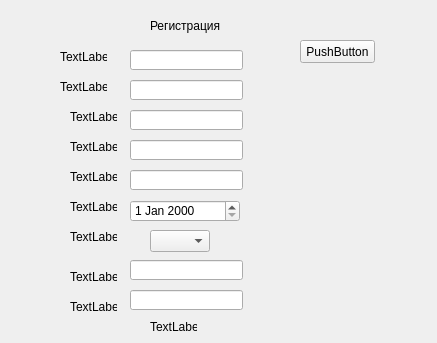
This is interface/Windows/registration.ui in mylifeaslana/Intellectual-testing-system as Qt 5 draws it before an edit. The edited form follows.
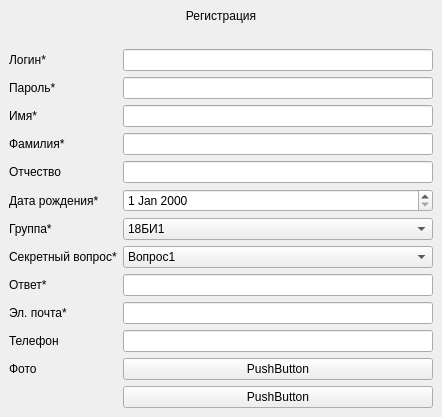
This is the edited form.

```diff
--- a/interface/Windows/registration.ui
+++ b/interface/Windows/registration.ui
@@ -6,260 +6,197 @@
    <rect>
     <x>0</x>
     <y>0</y>
-    <width>437</width>
-    <height>343</height>
+    <width>442</width>
+    <height>402</height>
    </rect>
   </property>
   <property name="windowTitle">
    <string>MainWindow</string>
   </property>
   <widget class="QWidget" name="centralwidget">
+   <layout class="QFormLayout" name="formLayout">
+    <item row="0" column="0" colspan="2">
    <widget class="QLabel" name="label">
-    <property name="geometry">
-     <rect>
-      <x>150</x>
-      <y>10</y>
-      <width>141</width>
-      <height>31</height>
-     </rect>
+      <property name="styleSheet">
+       <string notr="true">font: 14pt &quot;MS Shell Dlg 2&quot;;</string>
     </property>
     <property name="text">
      <string>Регистрация</string>
     </property>
-   </widget>
-   <widget class="QLineEdit" name="lineEdit">
-    <property name="geometry">
-     <rect>
-      <x>130</x>
-      <y>50</y>
-      <width>113</width>
-      <height>20</height>
-     </rect>
-    </property>
-   </widget>
-   <widget class="QLineEdit" name="lineEdit_2">
-    <property name="geometry">
-     <rect>
-      <x>130</x>
-      <y>80</y>
-      <width>113</width>
-      <height>20</height>
-     </rect>
-    </property>
-   </widget>
-   <widget class="QLineEdit" name="lineEdit_3">
-    <property name="geometry">
-     <rect>
-      <x>130</x>
-      <y>110</y>
-      <width>113</width>
-      <height>20</height>
-     </rect>
-    </property>
-   </widget>
-   <widget class="QLineEdit" name="lineEdit_4">
-    <property name="geometry">
-     <rect>
-      <x>130</x>
-      <y>140</y>
-      <width>113</width>
-      <height>20</height>
-     </rect>
-    </property>
-   </widget>
-   <widget class="QLineEdit" name="lineEdit_5">
-    <property name="geometry">
-     <rect>
-      <x>130</x>
-      <y>170</y>
-      <width>113</width>
-      <height>20</height>
-     </rect>
-    </property>
-   </widget>
-   <widget class="QDateEdit" name="dateEdit">
-    <property name="geometry">
-     <rect>
-      <x>130</x>
-      <y>200</y>
-      <width>110</width>
-      <height>22</height>
-     </rect>
-    </property>
-   </widget>
-   <widget class="QComboBox" name="comboBox">
-    <property name="geometry">
-     <rect>
-      <x>150</x>
-      <y>230</y>
-      <width>60</width>
-      <height>22</height>
-     </rect>
-    </property>
-   </widget>
-   <widget class="QLineEdit" name="lineEdit_6">
-    <property name="geometry">
-     <rect>
-      <x>130</x>
-      <y>260</y>
-      <width>113</width>
-      <height>20</height>
-     </rect>
-    </property>
-   </widget>
-   <widget class="QLineEdit" name="lineEdit_7">
-    <property name="geometry">
-     <rect>
-      <x>130</x>
-      <y>290</y>
-      <width>113</width>
-      <height>20</height>
-     </rect>
-    </property>
-   </widget>
-   <widget class="QLabel" name="erorLabel">
-    <property name="geometry">
-     <rect>
-      <x>150</x>
-      <y>320</y>
-      <width>47</width>
-      <height>14</height>
-     </rect>
-    </property>
-    <property name="text">
-     <string>TextLabel</string>
-    </property>
-   </widget>
+      <property name="alignment">
+       <set>Qt::AlignCenter</set>
+      </property>
+     </widget>
+    </item>
+    <item row="2" column="0">
    <widget class="QLabel" name="label_3">
-    <property name="geometry">
-     <rect>
-      <x>60</x>
-      <y>50</y>
-      <width>47</width>
-      <height>14</height>
-     </rect>
-    </property>
     <property name="text">
-     <string>TextLabel</string>
-    </property>
-   </widget>
+       <string>Логин*</string>
+      </property>
+     </widget>
+    </item>
+    <item row="2" column="1">
+     <widget class="QLineEdit" name="loginLine"/>
+    </item>
+    <item row="3" column="0">
    <widget class="QLabel" name="label_4">
-    <property name="geometry">
-     <rect>
-      <x>60</x>
-      <y>80</y>
-      <width>47</width>
-      <height>14</height>
-     </rect>
-    </property>
     <property name="text">
-     <string>TextLabel</string>
-    </property>
-   </widget>
+       <string>Пароль*</string>
+      </property>
+     </widget>
+    </item>
+    <item row="3" column="1">
+     <widget class="QLineEdit" name="passwordLine"/>
+    </item>
+    <item row="4" column="0">
    <widget class="QLabel" name="label_5">
-    <property name="geometry">
-     <rect>
-      <x>70</x>
-      <y>110</y>
-      <width>47</width>
-      <height>14</height>
-     </rect>
-    </property>
     <property name="text">
-     <string>TextLabel</string>
-    </property>
-   </widget>
+       <string>Имя*</string>
+      </property>
+     </widget>
+    </item>
+    <item row="4" column="1">
+     <widget class="QLineEdit" name="nameLine"/>
+    </item>
+    <item row="5" column="0">
    <widget class="QLabel" name="label_6">
-    <property name="geometry">
-     <rect>
-      <x>70</x>
-      <y>140</y>
-      <width>47</width>
-      <height>14</height>
-     </rect>
-    </property>
     <property name="text">
-     <string>TextLabel</string>
-    </property>
-   </widget>
+       <string>Фамилия*</string>
+      </property>
+     </widget>
+    </item>
+    <item row="5" column="1">
+     <widget class="QLineEdit" name="lineEdit_4"/>
+    </item>
+    <item row="6" column="0">
    <widget class="QLabel" name="label_7">
-    <property name="geometry">
-     <rect>
-      <x>70</x>
-      <y>170</y>
-      <width>47</width>
-      <height>14</height>
-     </rect>
-    </property>
     <property name="text">
-     <string>TextLabel</string>
-    </property>
-   </widget>
+       <string>Отчество</string>
+      </property>
+     </widget>
+    </item>
+    <item row="6" column="1">
+     <widget class="QLineEdit" name="faternityLine"/>
+    </item>
+    <item row="7" column="0">
    <widget class="QLabel" name="label_8">
-    <property name="geometry">
-     <rect>
-      <x>70</x>
-      <y>200</y>
-      <width>47</width>
-      <height>14</height>
-     </rect>
-    </property>
     <property name="text">
-     <string>TextLabel</string>
-    </property>
-   </widget>
+       <string>Дата рождения*</string>
+      </property>
+     </widget>
+    </item>
+    <item row="7" column="1">
+     <widget class="QDateEdit" name="dateOfBirth"/>
+    </item>
+    <item row="8" column="0">
    <widget class="QLabel" name="label_9">
-    <property name="geometry">
-     <rect>
-      <x>70</x>
-      <y>230</y>
-      <width>47</width>
-      <height>14</height>
-     </rect>
-    </property>
+      <property name="text">
+       <string>Группа*</string>
+      </property>
+     </widget>
+    </item>
+    <item row="14" column="1">
+     <widget class="QPushButton" name="registerButton">
     <property name="text">
-     <string>TextLabel</string>
-    </property>
-   </widget>
+       <string>PushButton</string>
+      </property>
+     </widget>
+    </item>
+    <item row="8" column="1">
+     <widget class="QComboBox" name="group">
+      <item>
+       <property name="text">
+        <string>18БИ1</string>
+       </property>
+      </item>
+      <item>
+       <property name="text">
+        <string>18БИ2</string>
+       </property>
+      </item>
+     </widget>
+    </item>
+    <item row="9" column="0">
    <widget class="QLabel" name="label_10">
-    <property name="geometry">
-     <rect>
-      <x>70</x>
-      <y>270</y>
-      <width>47</width>
-      <height>14</height>
-     </rect>
-    </property>
+      <property name="text">
+       <string>Секретный вопрос*</string>
+      </property>
+     </widget>
+    </item>
+    <item row="9" column="1">
+     <widget class="QComboBox" name="question">
+      <item>
     <property name="text">
-     <string>TextLabel</string>
-    </property>
-   </widget>
+        <string>Вопрос1</string>
+       </property>
+      </item>
+      <item>
+       <property name="text">
+        <string>Вопрос2</string>
+       </property>
+      </item>
+      <item>
+       <property name="text">
+        <string>Вопрос3</string>
+       </property>
+      </item>
+     </widget>
+    </item>
+    <item row="10" column="0">
    <widget class="QLabel" name="label_11">
-    <property name="geometry">
-     <rect>
-      <x>70</x>
-      <y>300</y>
-      <width>47</width>
-      <height>14</height>
-     </rect>
-    </property>
+      <property name="text">
+       <string>Ответ*</string>
+      </property>
+     </widget>
+    </item>
+    <item row="10" column="1">
+     <widget class="QLineEdit" name="answerLine"/>
+    </item>
+    <item row="11" column="0">
+     <widget class="QLabel" name="label_2">
     <property name="text">
-     <string>TextLabel</string>
-    </property>
-   </widget>
-   <widget class="QPushButton" name="registerButton">
-    <property name="geometry">
-     <rect>
-      <x>300</x>
-      <y>40</y>
-      <width>75</width>
-      <height>23</height>
-     </rect>
-    </property>
+       <string>Эл. почта*</string>
+      </property>
+     </widget>
+    </item>
+    <item row="12" column="0">
+     <widget class="QLabel" name="label_12">
+      <property name="text">
+       <string>Телефон</string>
+      </property>
+     </widget>
+    </item>
+    <item row="13" column="0">
+     <widget class="QLabel" name="label_13">
+      <property name="text">
+       <string>Фото</string>
+      </property>
+     </widget>
+    </item>
+    <item row="1" column="0" colspan="2">
+     <widget class="QLabel" name="errorLabel">
+      <property name="text">
+       <string/>
+      </property>
+      <property name="alignment">
+       <set>Qt::AlignCenter</set>
+      </property>
+     </widget>
+    </item>
+    <item row="11" column="1">
+     <widget class="QLineEdit" name="emailLine"/>
+    </item>
+    <item row="12" column="1">
+     <widget class="QLineEdit" name="phoneLine"/>
+    </item>
+    <item row="13" column="1">
+     <widget class="QPushButton" name="photoButton">
     <property name="text">
      <string>PushButton</string>
     </property>
    </widget>
+    </item>
+   </layout>
   </widget>
  </widget>
  <resources/>
```
Lines whose indentation alone changed are shown as unchanged.
